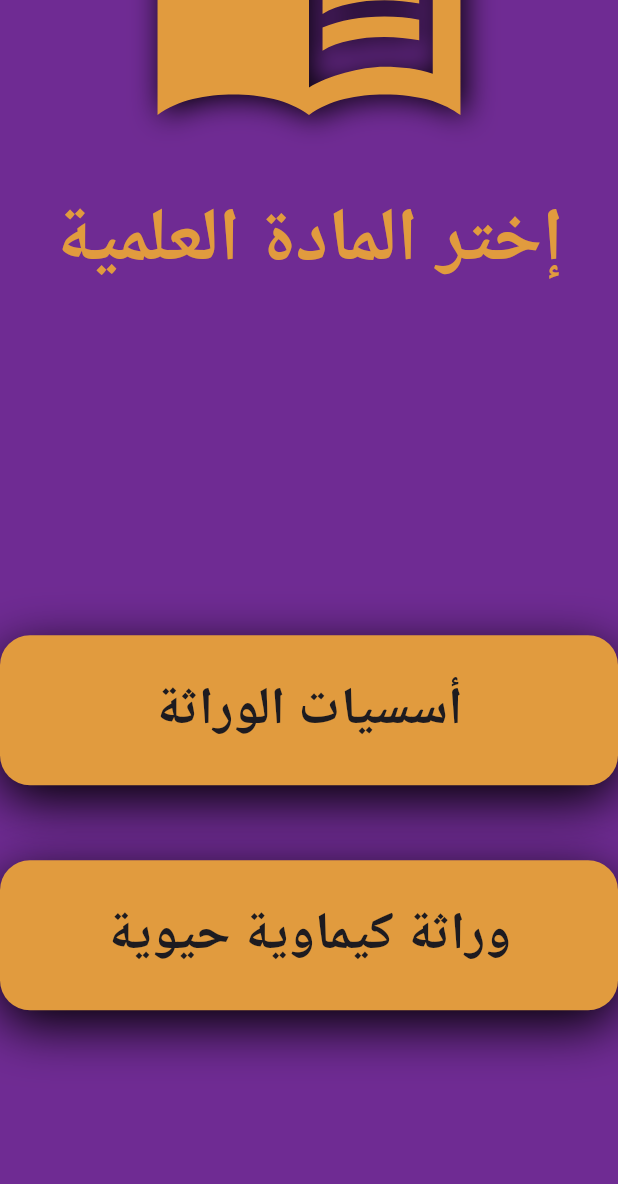
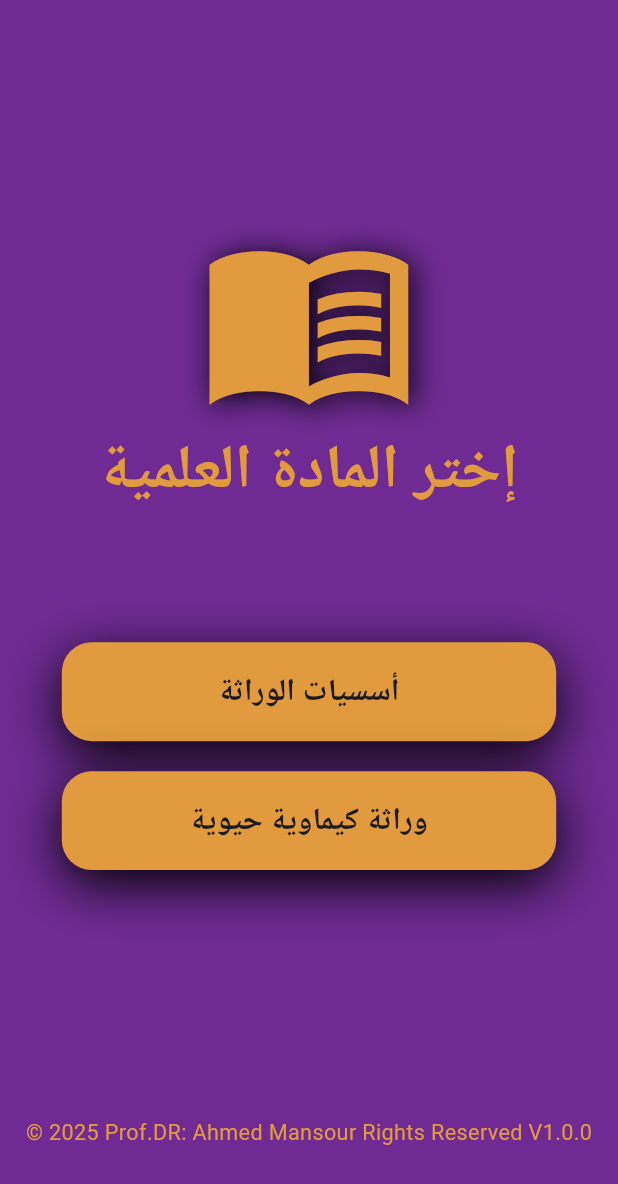
Before and after one commit to Mazen20021/Shafawy, a Flutter app: the screen it shows after launch, on a phone screen of 412 x 824 dp. Shown: the top 1184 px of the screen. Run offline on Flutter 3.47's test engine with Material 3 defaults, Android fonts, the light colour scheme and no system bars; our stand-ins replace flutter_bloc.

Commit message:
Made The Application Responsive and Dynamic Sized

```diff
--- /dev/null
+++ b/lib/constants/locations.dart
@@ -0,0 +1,18 @@
+import 'package:flutter/cupertino.dart';
+import 'package:shafawy/constants/screen.dart';
+
+class ConstantLocations
+{
+  double getIconLocation(BuildContext context)
+  {
+    return -ScreenSize().getSize(context).width * 0.2;
+  }
+  double getTextLocation(BuildContext context)
+  {
+    return -ScreenSize().getSize(context).width * 0.2;
+  }
+  double getCopyRightsLocation(BuildContext context)
+  {
+    return ScreenSize().getSize(context).width * 0.4;
+  }
+}
--- /dev/null
+++ b/lib/constants/sizes.dart
@@ -0,0 +1,30 @@
+import 'package:flutter/cupertino.dart';
+import 'package:shafawy/constants/screen.dart';
+
+class ConstantSizes
+{
+  double getIconSize(BuildContext context)
+  {
+    return ScreenSize().getSize(context).width * 0.35;
+  }
+  double getTextSize(BuildContext context)
+  {
+    return ScreenSize().getSize(context).width * 0.1;
+  }
+  double getButtonLabelSize(BuildContext context)
+  {
+    return ScreenSize().getSize(context).width * 0.055;
+  }
+  double getButtonWidth(BuildContext context)
+  {
+    return ScreenSize().getSize(context).width * 0.8;
+  }
+  double getButtonHeight(BuildContext context)
+  {
+    return ScreenSize().getSize(context).width * 0.2;
+  }
+  double getCopyRightsSize(BuildContext context)
+  {
+    return ScreenSize().getSize(context).width * 0.035;
+  }
+}
--- a/lib/cubit/cubit-name.dart
+++ b/lib/cubit/cubit-name.dart
@@ -11,9 +11,107 @@ class AppCubit extends Cubit<AppStates> {
   int time = 60;
   String selectedSubject = "";
   List<String> questions = [
-    "ما هي الوراثة",
-    "كم عدد الباثنجان",
-    "ما هو السؤال",
+    "للإنزيم ............. دور رئيسي في تحويل مناطق heterochromatin الى مناطق euchromatin في الـ DNA",
+    "يقع التتابع العازل في الجين بين ....................... حتى يقوم بدورة التنظيمي",
+    "لكي يتم إدخال tRNA المحمل بالحمض الاميني في الموضع A في الريبوسوم من خلال إرتباطه بالعامل .................",
+    "إنزيم لحام قطع أوكازاكي هو ؟",
+    "يبدأ ترقيم الحزم عند صبغ الكروموسومات من ؟",
+    "تحتوي تحت الوحدة الكبيرة 60S للريبوسوم على ................",
+    "دور العامل RF-1 ..................",
+    "الحزمة p21 توجد في ؟",
+    "يتم إنتاج البروتين المعيق في نظام أوبيرون اللاكتوز من الجين..............",
+    "في نموذج واتسون – كريك يوجد ........ في كل لفة",
+    "يعمل إنزيم telomerase على ؟",
+    "يعتبر DNA هو المادة الوراثية في .......................",
+    "تعني خاصية Degeneracy أن ؟",
+    "الشفرة الوراثية شفرة ؟",
+    "في التفريد الكهربي لجزيئات المادة الوراثية تكون ؟",
+    "تلعب المناطق الغنية بزوج القواعد (AU) في mRNA دور رئيسي في ................",
+    "في حقيقيات النواة هناك ؟",
+    "يقوم بروتين ............ بكسر mRNA بغرض هدمه عند عدم الحاجة اليه",
+    "جزيء RNA يكون ؟",
+    "تعتبر منطقة 3’ UTR في mRNA منطقة هامة لـ ........... في حقيقيات النواة",
+    "في نفس الجينوم إذا كانت شفرة محددة تعطي البرولين فإن نفس الشفرة في نفس الجينوم",
+    "تعمل طفرة Oc على ............... نظام أوبيرون اللاكتوز",
+    "تعتبر ظاهرة polysome شكل مميز يظهر في ...............",
+    "تنتج المناطق المغلقة (الغير نشطة) في الكروماتين بسبب  ................",
+    "يعتبر اوبيرون التربتوفان من النوع .................",
+    "تؤدي طفرات  تغير  الإطار frameshift إلى تغيير ؟",
+    "يكون التحكم في أوبيرون اللاكتوز م من النوع ......................",
+    "يوجد تتابع Shine-Dalgarno في منطقة ................... ",
+    "إنزيم بناء المادة الوراثية هو ؟",
+    "يعتبر RNA هو المادة الوراثية في .......................",
+    "مكان وجود  البروتينات في الخلية ؟",
+    "يعتبر DNA هو المادة الوراثية في .......................",
+    "في فقاعة التناسخ الواحدة هناك ؟",
+    "وجود نسبة عالية من مركب cAMP في الخلية يحفز من .................... ",
+    "............. يعتبر هو مصدر تكوين mRNA في خلايا حقيقيات النواة",
+    "على مستوى الكروموسوم ككل يمكن القول أن هناك ؟",
+    "أول حمض أميني يتم إضافته للسلسلة الببتيدية أثناء عملية الترجمة هو .................",
+    "تتكون الـ 5’ cap في mRNA من القاعدة ...............",
+    "مكان وجود RNA pol I في ................ داخل الخلية.",
+    "تعتبر عملية ............. للـ DNA أحد الوسائل التي يستخدمها نظام siRNA في إخماد mRNA",
+    "كمية البروتينات في الجاميطات ....... كميتها في الخلايا الجسمية",
+    "دور تحت الوحدة b’ في إنزيم النسخ هو ................",
+    "تحتوي منطقة التنظيم السفلى على الطرف 3’ في الجين على معلومات تخص ...........",
+    "تعرف القاعدة ........... على أنها تحوير للقواعد التي يمكن ان تشترك في تكوين tRNA.",
+    "يمكن ترجمة خيط mRNA من أي جين في نواة خلايا الإنسان داخل ؟",
+    "من الأدلة المباشرة أن الحمض النووي DNA  هو المادة الوراثية ؟",
+    "يعرف مصطلح لاريت (lariat) على أنه تركيب حلقي يتنج من إرتباط ............ في الانترون ؟",
+    "يلعب الربوتين يوبكويتين (Ubiquitin) دور مباشر في .............. ",
+    "تتكون النيوكليوسيدة من ؟",
+    "تعد أحد طرق تثبيط نشاط الجين و التي لا توجد في حقيقيات النواة ؟",
+    "للعامل سيجما الدور الرئيسي في .......................... ",
+    "يعمل إنزيم RNA pol III على بناء .....................",
+    "لوجود تتابع Rut في mRNA البكتريا أهمية كبيرة في .................",
+    "............... هي عملية تجرى خلال إنتاج الـ tRNA في الخلية.",
+    "وجود سكر الجلوكوز يجعل تشفير الجينات التركيبة لأبيرون اللاكتوز في ..................",
+    "......... هو المسؤول عن ربط الأحماض الامينية مع بعضها بروابط ببتيدية أثناء عملية الترجمة.",
+    "يتكون octamer من ؟",
+    "من خصائص المادة الوراثية ؟",
+    "تجارب فك الشفرة الوراثية استخدمت في البداية خيط mRNA ؟",
+    "إنزيم بناء البادئ هو ؟",
+    "عند تسخين جزيئين مختلفين أ و ب من DNA معا ثم تبريد المحلول تتكون ؟",
+    "ترتبط بروتينات SSB بخيوط المادة الوراثية ؟",
+    "الشفرة الوراثية ؟",
+    "تتكون النيوكليوتيدة من ؟",
+    "يلعب الذراع ............ في الـ tRNA الدور الرئيسي في التعرف على الشفرة في mRNA.",
+    "“Ribozyme” هو عبارة عن ...................",
+    "حجم جينوم الإنسان أكثر من 3 مليار قاعدة في ؟",
+    "لبناء DNA ؟",
+    "يتوقع أن يكون أقل عدد من أنواع tRNA التي يمكن أن توجد في الخلية هو ............... ",
+    "للبروتينات (PABPs) دور اساسي في ..................",
+    "يعمل إنزيم telomerase جيدا في ؟",
+    "جزيء DNA يكون ؟",
+    "يتكون النيوكليوسوم من ؟",
+    "يعتبر الذراع ............... في الـ tRNA هو المسؤول عن الإرتباط مع الريبوسوم",
+    "يوجد تنظيم التعبير الجيني على مستوى ما بعد عملية النسخ في ..................",
+    "شفرات الإيقاف في جينوم نواة خلايا الإنسان ؟",
+    "الهستونات شحنتها ؟",
+    "مكان وجود  الحمض النووي في الخلية ؟",
+    "في شوكة التناسخ الواحدة: تتكون قطع أوكازاكي على ؟",
+    "لكي يتم إزالة الإنترون من RNA لابد من وجود القاعدة ............. على بعد 18 – 40 قاعدة جهة الطرف 3’. ؟",
+    "عند تسخين جزيء DNA مع جزيء RNA الناتج عنه معا ثم تبريد المحلول تتكون  ؟",
+    "في الطرد المركزي لجزيئات المادة الوراثية تكون ؟",
+    "يحتوي octamer على  ؟",
+    "اعتمدت تجارب فك الشفرة الوراثية على ؟",
+    "نوع العلاقة بين بروتين CAP و بروتين Lac I ,,,,,,,,,,,,,,,,,,,,,",
+    "يعتبر الجين I + سائد على ....................",
+    "يعمل بروتين rho على ...................",
+    "تعتبر الثلاثية ............. حتمية الوجود على الطرف 3’ في الـ tRNA",
+    "تتم إستطالة السلسلة الببتيدية أثناء عملية الترجمة على tRNA الموجود في ..........",
+    "لبناء RNA ؟",
+    "جزيء mRNA يكون ؟",
+    "يحدث تنشيط لعمليتي النسخ و الترجمة لـ mRNA الخاص بأوبيرون التربتوفان إذا ........",
+    "تعتبر منطقة  التنظيم الموجودة في الطرف 5’ في الجين منطقة هامة لـ ........... في أوليات النواة",
+    "إنزيم ............... هو المسؤول عن تحويل جزيئات اللاكتوز الى المشابه اللولاكتوز.",
+    "جزيء DNA يكون ؟",
+    "في فقاعة التناسخ الواحدة: تتكون قطع أوكازاكي على ؟",
+    "نوع الروابط المتكونة بين الأحماض الأمينية في التركيب الاولي للبروتين هى .......................",
+    "كمية الحمض النووي في الجاميطات ....... كميتها في الخلايا الجسمية ؟",
+    "تتميز الشفرة الوراثية بأنها ؟",
+    "تحتاج الخلية الى ................ كمركب عالي الطاقة لإستطالة عملية الترجمة. ؟",
+
   ];
   void setSubject(String subject) {
     selectedSubject = subject;
--- a/lib/screens/choose_subject.dart
+++ b/lib/screens/choose_subject.dart
@@ -1,70 +1,89 @@
 import 'package:flutter/material.dart';
 import 'package:flutter_bloc/flutter_bloc.dart';
-import 'package:shafawy/constants/screen.dart';
+import 'package:shafawy/constants/locations.dart';
+import 'package:shafawy/constants/sizes.dart';
 import 'package:shafawy/cubit/cubit-name.dart';
 import 'package:shafawy/cubit/states.dart';
 import 'package:shafawy/screens/main_screen.dart';
 import '../constants/colors.dart';
 
-class ChooseSubject extends StatelessWidget
-{
+class ChooseSubject extends StatelessWidget {
   ChooseSubject({super.key});
   String subName = "";
+
   @override
   Widget build(BuildContext context) {
-    return BlocConsumer<AppCubit,AppStates>(builder: (BuildContext context , states){
+    return BlocConsumer<AppCubit, AppStates>(
+      builder: (BuildContext context, states) {
         AppCubit cubitParam = AppCubit.getCubit(context);
-      ScreenSize screenSize = ScreenSize();
+
         return Scaffold(
           backgroundColor: ConstColors.background,
-          body: Center(
-              child: Column(mainAxisAlignment:
-              MainAxisAlignment.center,
+          body: OrientationBuilder(
+            builder: (context, orientation) {
+              final isPortrait = orientation == Orientation.portrait;
+              final screenWidth = MediaQuery.of(context).size.width;
+              final screenHeight = MediaQuery.of(context).size.height;
+
+              return Center(
+                child: Column(
+                  mainAxisAlignment: MainAxisAlignment.center,
                   children: [
-                  Transform.translate(offset: const Offset(0, -250) ,
-                    child: Icon(Icons.menu_book_sharp,color: ConstColors.iconColor,size: 220,shadows: const [Shadow(color: Colors.black,blurRadius: 25,offset: Offset(3, 2))],),
+                    Transform.translate(
+                      offset:  Offset(0, !isPortrait? 10 :ConstantLocations().getIconLocation(context)),
+                      child: Icon(
+                        Icons.menu_book_sharp,
+                        color: ConstColors.iconColor,
+                        size: !isPortrait? 150 : screenWidth * 0.35,
+                        shadows: const [
+                          Shadow(color: Colors.black, blurRadius: 25, offset: Offset(3, 2)),
+                        ],
                       ),
-                  Transform.translate(offset: const Offset(0, -225) ,
-                    child:
-                    Text("إختر المادة العلمية" , style: TextStyle(fontSize: 50,color: ConstColors.iconColor,fontWeight: FontWeight.bold),),
                     ),
-                  InkWell(
-                    borderRadius: BorderRadius.circular(20),
-                    onTap: (){
-                      cubitParam.setSubject("أسسيات الوراثة");
-                      subName = AppCubit.getCubit(context).selectedSubject;
+                    Transform.translate(
+                      offset: Offset(0, !isPortrait? -10 :ConstantLocations().getTextLocation(context)),
+                      child: Text(
+                        "إختر المادة العلمية",
+                        style: TextStyle(
+                          fontSize: !isPortrait? 35 :ConstantSizes().getTextSize(context),
+                          color: ConstColors.iconColor,
+                          fontWeight: FontWeight.bold,
+                        ),
+                      ),
+                    ),
+                    buildSubjectButton(
+                      context,
+                      "أسسيات الوراثة",
+                      cubitParam,
+                      (!isPortrait? 650 : screenWidth),
+                      (!isPortrait? 600 : screenHeight),
+                    ),
+                    const SizedBox(height: 20),
+                    buildSubjectButton(
+                      context,
+                      "وراثة كيماوية حيوية",
+                      cubitParam,
+                      (!isPortrait? 650 : screenWidth),
+                      (!isPortrait? 600 : screenHeight),
+                    ),
+                    Transform.translate(
+                      offset: Offset(0,!isPortrait? 13 : ConstantLocations().getCopyRightsLocation(context)),
+                      child: Text(
+                        "© 2025 Prof.DR: Ahmed Mansour Rights Reserved V1.0.0",
+                        style: TextStyle(
+                          color: ConstColors.iconColor,
+                          fontSize:!isPortrait? 25 : ConstantSizes().getCopyRightsSize(context),
+                        ),
+                      ),
+                    ),
+                  ],
+                ),
+              );
             },
-                    child: Container(
-                      decoration: BoxDecoration(
-                          boxShadow: const [BoxShadow(color: Colors.black,blurRadius: 30,offset: Offset(0, 10))],
-                          color: ConstColors.iconColor,
-                          borderRadius: BorderRadius.circular(20)
           ),
-                      width: 550,
-                      height: 100,
-                      child: const Center(child: Text("أسسيات الوراثة",style: TextStyle(fontSize: 35,fontWeight: FontWeight.bold),),),
-                    ),),
-                  const SizedBox(height: 50),
-                  InkWell(
-                    borderRadius: BorderRadius.circular(20),
-                    onTap: (){
-                      cubitParam.setSubject("وراثة كيماوية حيوية");
-                      subName = AppCubit.getCubit(context).selectedSubject;
+        );
       },
-                    child: Container(
-                      decoration: BoxDecoration(
-                          boxShadow: const [BoxShadow(color: Colors.black,blurRadius: 30,offset: Offset(0, 10))],
-                          color: ConstColors.iconColor,
-                          borderRadius: BorderRadius.circular(20)
-                      ),
-                      width: 550,
-                      height: 100,
-                      child: const Center(child: Text("وراثة كيماوية حيوية",style: TextStyle(fontSize: 35,fontWeight: FontWeight.bold),),),
-                    ),),
-                  Transform.translate(offset:const Offset(0, 300) ,child:   Text("© 2025 Prof.DR: Ahmed Mansour Rights Reserved V1.0.0",style: TextStyle(color: ConstColors.iconColor,fontSize: 15),))
-                ],)
-          ));
-    }, listener: (BuildContext context , states){
+      listener: (BuildContext context, states) {
         if (states is ChangeSubject) {
           Navigator.pushReplacement(
             context,
@@ -76,7 +95,43 @@ class ChooseSubject extends StatelessWidget
             ),
           );
         }
-    });
+      },
+    );
   }
 
+  Widget buildSubjectButton(
+      BuildContext context,
+      String subjectName,
+      AppCubit cubit,
+      double screenWidth,
+      double screenHeight,
+      ) {
+    return InkWell(
+      borderRadius: BorderRadius.circular(20),
+      onTap: () {
+        cubit.setSubject(subjectName);
+        subName = AppCubit.getCubit(context).selectedSubject;
+      },
+      child: Container(
+        decoration: BoxDecoration(
+          boxShadow: const [
+            BoxShadow(color: Colors.black, blurRadius: 30, offset: Offset(0, 10)),
+          ],
+          color: ConstColors.iconColor,
+          borderRadius: BorderRadius.circular(20),
+        ),
+        width: screenWidth * 0.8, // Adjust width dynamically
+        height: screenHeight * 0.08, // Adjust height dynamically
+        child: Center(
+          child: Text(
+            subjectName,
+            style: TextStyle(
+              fontSize: screenWidth * 0.05, // Adjust text size dynamically
+              fontWeight: FontWeight.bold,
+            ),
+          ),
+        ),
+      ),
+    );
   }
+}
--- a/lib/screens/main_screen.dart
+++ b/lib/screens/main_screen.dart
@@ -1,10 +1,12 @@
 import 'package:flutter/material.dart';
 import 'package:flutter_bloc/flutter_bloc.dart';
+import 'package:shafawy/constants/sizes.dart';
 import 'package:shafawy/cubit/cubit-name.dart';
 import 'package:shafawy/cubit/states.dart';
 import 'package:shafawy/screens/choose_subject.dart';
 import 'package:shafawy/screens/question_screen.dart';
 import '../constants/colors.dart';
+import '../constants/locations.dart';
 import '../constants/screen.dart';
 
 class MainScreen extends StatelessWidget
@@ -17,31 +19,35 @@ class MainScreen extends StatelessWidget
     return BlocConsumer<AppCubit,AppStates>(builder: (BuildContext context , states){
       AppCubit cubitParam = AppCubit.getCubit(context);
       ScreenSize screenSize = ScreenSize();
+
       return Scaffold(
         backgroundColor: ConstColors.background,
         appBar: AppBar(
           automaticallyImplyLeading: false,
           backgroundColor: ConstColors.iconColor,
           elevation: 10,
-          title: Center(child: Row(
+          title:
+            Center(child: Row(
             mainAxisAlignment: MainAxisAlignment.center,
             children: [
-              Transform.translate(offset: const Offset(-120, 0),child: IconButton(onPressed: (){
+              Transform.translate(offset:  Offset(-screenSize.getSize(context).width * 0.04, 0),child: IconButton(onPressed: (){
                 cubitParam.returnBack();
               }, icon: const Icon(Icons.arrow_back_ios_outlined))),
-              Text(" نموذج إختبار الشفوي لمادة : $subName " , style: const TextStyle(fontSize: 30),)
+              Text(" نموذج إختبار الشفوي لمادة : $subName " , style:  TextStyle(fontSize: screenSize.getSize(context).width * 0.048),)
             ],)),
         ),
-        body: Center(
+        body: OrientationBuilder (builder: (context, orientation) {
+          final isPortrait = orientation == Orientation.portrait;
+          return Center(
           child: Column(mainAxisAlignment:
           MainAxisAlignment.center,
             children: [
-              Transform.translate(offset: const Offset(0, -250) ,
-                child: Icon(Icons.quiz_rounded,color: ConstColors.iconColor,size: 220,shadows: const [Shadow(color: Colors.black,blurRadius: 25,offset: Offset(3, 2))],),
+              Transform.translate(offset:  Offset(0, !isPortrait ? 10: ConstantLocations().getIconLocation(context)) ,
+                child: Icon(Icons.quiz_rounded,color: ConstColors.iconColor,size: !isPortrait? 100 : ConstantSizes().getIconSize(context),shadows: const [Shadow(color: Colors.black,blurRadius: 25,offset: Offset(3, 2))],),
               ),
-          Transform.translate(offset: const Offset(0, -225) ,
+          Transform.translate(offset:  Offset(0,!isPortrait? 0 : ConstantLocations().getTextLocation(context)) ,
               child:
-              Text("إستعن بالله و توكل عليه" , style: TextStyle(fontSize: 50,color: ConstColors.iconColor,fontWeight: FontWeight.bold),),
+              Text("إستعن بالله و توكل عليه" , style: TextStyle(fontSize: !isPortrait? 30 :ConstantSizes().getTextSize(context),color: ConstColors.iconColor,fontWeight: FontWeight.bold),),
           ),
             InkWell(
               borderRadius: BorderRadius.circular(20),
@@ -54,15 +60,15 @@ class MainScreen extends StatelessWidget
                     color: ConstColors.iconColor,
                     borderRadius: BorderRadius.circular(20)
                 ),
-                width: 550,
-                height: 100,
-                child: const Center(child: Text("بدء الإختبار",style: TextStyle(fontSize: 35,fontWeight: FontWeight.bold),),),
+                width:!isPortrait? 650 : ConstantSizes().getButtonWidth(context),
+                height:!isPortrait? 70 : ConstantSizes().getButtonHeight(context),
+                child:  Center(child: Text("بدء الإختبار",style: TextStyle(fontSize:!isPortrait? 40 : ConstantSizes().getButtonLabelSize(context),fontWeight: FontWeight.bold),),),
               ),),
-              Transform.translate(offset:const Offset(0, 300) ,child:   Text("© 2025 Prof.DR: Ahmed Mansour Rights Reserved V1.0.0",style: TextStyle(color: ConstColors.iconColor,fontSize: 15),))
+              Transform.translate(offset: Offset(0, !isPortrait? 13 : ConstantLocations().getCopyRightsLocation(context)) ,child:   Text("© 2025 Prof.DR: Ahmed Mansour Rights Reserved V1.0.0",style: TextStyle(color: ConstColors.iconColor,fontSize:!isPortrait? 25 : ConstantSizes().getCopyRightsSize(context)),))
 
           ],)
 
-      ));
+      );}));
     }, listener: (BuildContext context , states){
       if(states is StartExam && states is! ReturnScreen)
         {
--- a/lib/screens/question_screen.dart
+++ b/lib/screens/question_screen.dart
@@ -16,7 +16,7 @@ class QuestionScreen extends StatelessWidget
   int randomNumber = 0;
   @override
   Widget build(BuildContext context) {
-    randomNumber = random.nextInt(3);
+    randomNumber = random.nextInt(100);
     return BlocConsumer<AppCubit,AppStates>(builder: (BuildContext context , states){
       AppCubit cubitParam = AppCubit.getCubit(context);
       ScreenSize screenSize = ScreenSize();
@@ -32,10 +32,13 @@ class QuestionScreen extends StatelessWidget
             children: [
               Text(cubitParam.time.toString(), style: const TextStyle(fontSize: 30)),
               const SizedBox(width: 10),
-              const Text("الوقت المتبقي على انتهاء مدة السؤال" , style: TextStyle(fontSize: 30),)
+              const Text("الوقت المتبقي على انتهاء مدة السؤال" , style: TextStyle(fontSize: 25),)
             ],)),
         ),
-        body: Center(child: Text(cubitParam.questions[randomNumber].toString(),style: TextStyle(color: ConstColors.iconColor,fontSize: 50),),),
+        body: Center(child: Text(cubitParam.questions[randomNumber].toString(),
+          textAlign: TextAlign.center,
+          textDirection: TextDirection.rtl,
+          style: TextStyle(color: ConstColors.iconColor,fontSize: 35),),),
       );
     }, listener: (BuildContext context , states){
       if(states is Finished && !AppCubit.getCubit(context).hasNavigated)
```
Lines whose indentation alone changed are shown as unchanged.
